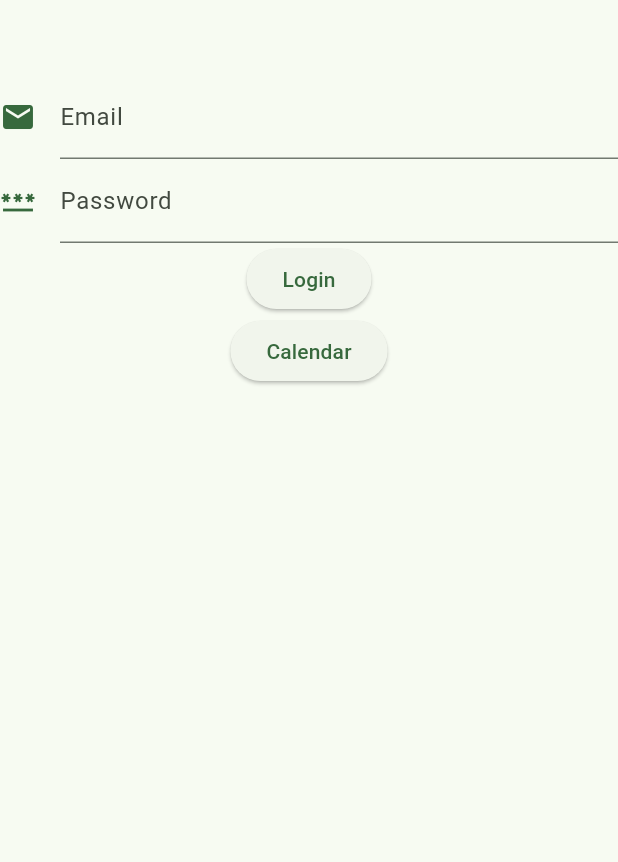
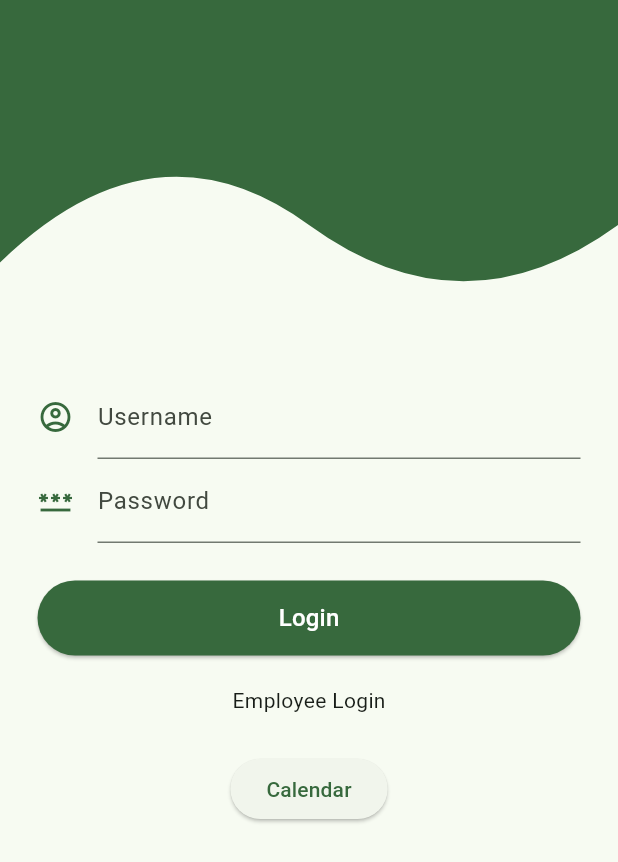
Before and after one commit to rolandoreds/BeaconAPP1, a Flutter app: the screen it shows after launch, after a tap on "Login", on a phone screen of 412 x 824 dp. Shown: the top 862 px of the screen. Run offline on Flutter 3.47's test engine with Material 3 defaults, Android fonts, the light colour scheme and no system bars; our stand-ins replace sliding_up_panel, table_calendar.

Commit message:
LOGIN SCREEN UPDATED!!
- I updated the login screen to look pretty
- I moved all login files to a folder within Lib folder
Future update will include login authentication

```diff
--- /dev/null
+++ b/beaconapp/lib/authentication/authentication_screen.dart
@@ -0,0 +1,95 @@
+import 'package:flutter/material.dart';
+import 'package:beaconapp/authentication/authentication_text_form_field.dart';
+import 'package:beaconapp/calendar.dart';
+import 'package:beaconapp/authentication/wave.dart';
+
+class AuthenticationScreen extends StatefulWidget {
+  const AuthenticationScreen({super.key});
+
+  @override
+  State<AuthenticationScreen> createState() => _AuthenticationScreenState();
+}
+
+class _AuthenticationScreenState extends State<AuthenticationScreen> {
+  final GlobalKey<FormState> _formKey = GlobalKey();
+  final emailController = TextEditingController();
+  final passwordController = TextEditingController();
+  bool employeeSwitch = true;
+
+  @override
+  Widget build(BuildContext context) {
+    return Scaffold(
+      body: Column(
+        children: [
+          const Wave(),
+          Form(
+            key: _formKey,
+            child: Padding(
+              padding: const EdgeInsets.symmetric(horizontal: 25),
+              child: Column(
+                children: [
+                  // standard box height
+                  const SizedBox(height: 50),
+
+                  // User Enters User Name here OBV
+                  AuthenticationTextFormField(
+                    icon: employeeSwitch ? Icons.account_circle_outlined : Icons.assignment_ind_outlined,
+                    label: 'Username',
+                    textEditingController: emailController,
+                  ),
+
+                  // User Enters Password Here OBV
+                  AuthenticationTextFormField(
+                    icon: Icons.password,
+                    label: 'Password',
+                    textEditingController: passwordController,
+                  ),
+
+                  // Login Button -- future update authentication
+                  const SizedBox(height: 25,),
+                  ElevatedButton(
+                    style: ElevatedButton.styleFrom(
+                      minimumSize: const Size.fromHeight(50),
+                      backgroundColor: Theme.of(context).colorScheme.primary,
+                    ),
+                    onPressed: () {},
+                    child: Text (
+                      'Login',
+                      style: Theme.of(context).textTheme.titleMedium?.copyWith(
+                            color: Colors.white,
+                          ),
+                    ),
+                  ) ,
+
+                  // button that switches between student and employee portal
+                  const SizedBox(height: 20),
+                  InkWell(
+                    onTap: () {
+                      setState(() => employeeSwitch = !employeeSwitch);
+                      _formKey.currentState?.reset();
+                    },
+                    child: Text(
+                      employeeSwitch == true ? 'Employee Login' : 'Student Login',
+                    ),
+                  ),
+
+                  // "Ugly" Button that switches to Calendar page by Thetawave_
+                  const SizedBox(height: 25,),
+                  ElevatedButton(
+                    onPressed: () {
+                      Navigator.push(
+                        context,
+                        MaterialPageRoute(builder: (context) => const CalendarPage()),
+                      );
+                    },
+                    child: const Text('Calendar'),
+                  ),
+                ],
+              ),
+            ),
+          ),
+        ],
+      ),
+    );
+  }
+}
--- /dev/null
+++ b/beaconapp/lib/authentication/wave.dart
@@ -0,0 +1,36 @@
+import 'package:flutter/material.dart';
+
+class Wave extends StatelessWidget{
+  const Wave({super.key});
+
+  @override
+  Widget build(BuildContext context) {
+    return ClipPath(
+      clipper: WaveClipper(),
+      child: Container(color: Theme.of(context).primaryColor, height: 200,),
+    );
+  }
+}
+
+class WaveClipper extends CustomClipper<Path> {
+  @override
+  Path getClip(Size size) {
+    var path = Path();
+    path.lineTo(0, 175);
+
+    // small calc to set automatic height and width
+    path.quadraticBezierTo(size.width * 0.25, size.height * 0.50 - 25, size.width * 0.5, size.height * 0.75);
+
+    path.quadraticBezierTo(size.width * 0.75, size.height + 25, size.width, size.height * 0.75);
+
+    path.lineTo(size.width, 0);
+    path.close();
+
+    return path;
+  }
+
+  @override
+  bool shouldReclip(CustomClipper oldClipper) {
+    return false;
+  }
+}
--- a/beaconapp/lib/authentication_screen.dart
+++ /dev/null
@@ -1,53 +0,0 @@
-import 'package:flutter/material.dart';
-import 'package:beaconapp/authentication_text_form_field.dart';
-import 'package:beaconapp/calendar.dart';
-
-class AuthenticationScreen extends StatefulWidget {
-  const AuthenticationScreen({super.key});
-
-  @override
-  State<AuthenticationScreen> createState() => _AuthenticationScreenState();
-}
-
-class _AuthenticationScreenState extends State<AuthenticationScreen> {
-  final emailController = TextEditingController();
-  final passwordController = TextEditingController();
-  final passwordConfirmationController = TextEditingController();
-
-  @override
-  Widget build(BuildContext context) {
-    return Scaffold(
-      body: Form(
-        child: Column(
-          children: [
-            const SizedBox(height: 50),
-            AuthenticationTextFormField(
-              icon: Icons.email,
-              label: 'Email',
-              textEditingController: emailController,
-            ),
-            AuthenticationTextFormField(
-              icon: Icons.password,
-              label: 'Password',
-              textEditingController: emailController,
-            ),
-            ElevatedButton(
-              onPressed: () {},
-              child: const Text('Login'),
-              ) ,
-             // Button that switches to Calendar page
-            ElevatedButton(
-              onPressed: () {
-                Navigator.push(
-                  context,
-                  MaterialPageRoute(builder: (context) => const CalendarPage()),
-                );
-              },
-              child: const Text('Calendar'),
-            ),
-          ],
-        ),
-      ),
-    );
-  }
-}
--- a/beaconapp/lib/main.dart
+++ b/beaconapp/lib/main.dart
@@ -1,4 +1,4 @@
-import 'package:beaconapp/authentication_screen.dart';
+import 'package:beaconapp/authentication/authentication_screen.dart';
 import 'package:flutter/material.dart';
 
 void main() => runApp(const MainApp());
```
Also changed, not shown: beaconapp/lib/authentication/authentication_text_form_field.dart (renamed from beaconapp/lib/authentication_text_form_field.dart).
